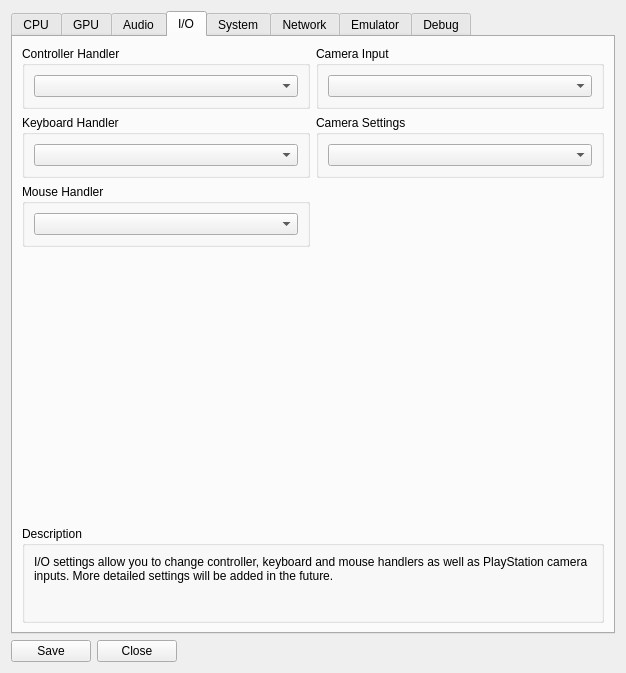
JimJet/rpcs3, file rpcs3/rpcs3qt/settings_dialog.ui: the form before one commit.
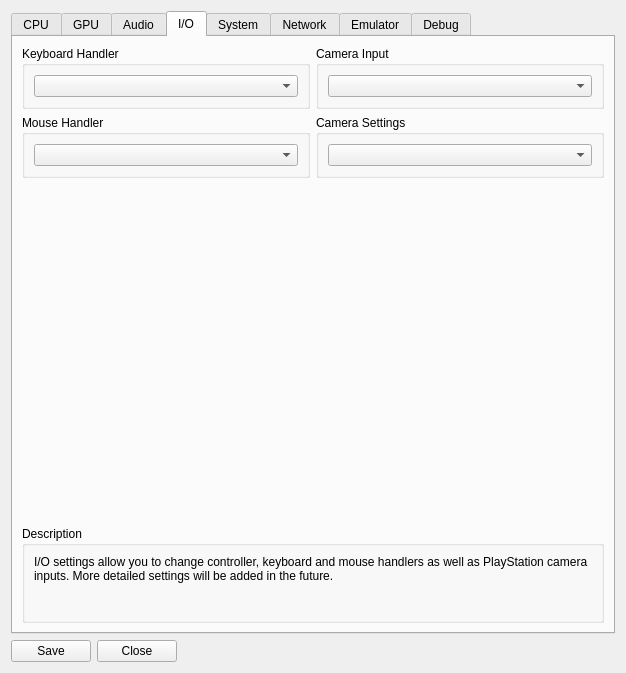
The form after the commit. The open tabs and pages were chosen to show the change. Icons and pictures are not drawn.

```diff
--- a/rpcs3/rpcs3qt/settings_dialog.ui
+++ b/rpcs3/rpcs3qt/settings_dialog.ui
@@ -655,13 +655,13 @@
        <item>
         <layout class="QHBoxLayout" name="horizontalLayout_10">
          <item>
-          <widget class="QGroupBox" name="groupBox_52">
+          <widget class="QGroupBox" name="groupBox_51">
            <property name="title">
-            <string>Controller Handler</string>
+            <string>Keyboard Handler</string>
            </property>
-           <layout class="QVBoxLayout" name="verticalLayout_29">
+           <layout class="QVBoxLayout" name="verticalLayout_27">
             <item>
-             <widget class="QComboBox" name="padHandlerBox"/>
+             <widget class="QComboBox" name="keyboardHandlerBox"/>
             </item>
            </layout>
           </widget>
@@ -683,13 +683,13 @@
        <item>
         <layout class="QHBoxLayout" name="horizontalLayout_11">
          <item>
-          <widget class="QGroupBox" name="groupBox_51">
+          <widget class="QGroupBox" name="groupBox_53">
            <property name="title">
-            <string>Keyboard Handler</string>
+            <string>Mouse Handler</string>
            </property>
-           <layout class="QVBoxLayout" name="verticalLayout_27">
+           <layout class="QVBoxLayout" name="verticalLayout_28">
             <item>
-             <widget class="QComboBox" name="keyboardHandlerBox"/>
+             <widget class="QComboBox" name="mouseHandlerBox"/>
             </item>
            </layout>
           </widget>
@@ -710,18 +710,6 @@
        </item>
        <item>
         <layout class="QHBoxLayout" name="horizontalLayout_12">
-         <item>
-          <widget class="QGroupBox" name="groupBox_53">
-           <property name="title">
-            <string>Mouse Handler</string>
-           </property>
-           <layout class="QVBoxLayout" name="verticalLayout_28">
-            <item>
-             <widget class="QComboBox" name="mouseHandlerBox"/>
-            </item>
-           </layout>
-          </widget>
-         </item>
          <item>
           <widget class="QWidget" name="widget_3" native="true"/>
          </item>
```
Left out of the diff: 2 changed lines with no effect on the pictures.
